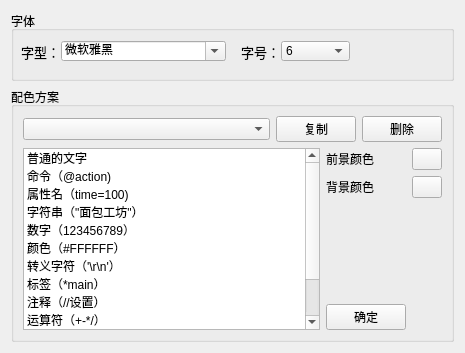
Above: dia/ctextedit.ui from BKEngine/Creator before the change. Below: the same form after it.
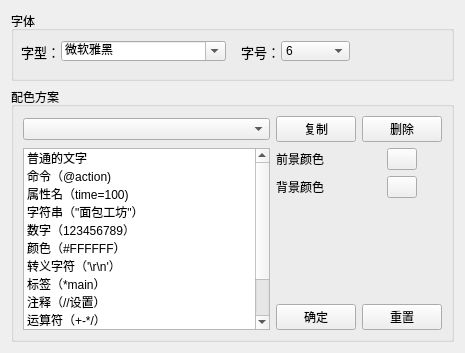
That is the form after the change.

```diff
--- a/dia/ctextedit.ui
+++ b/dia/ctextedit.ui
@@ -351,12 +351,12 @@
               </item>
               <item>
                <property name="text">
-                <string>Begal脚本内容</string>
+                <string>Bagel脚本内容</string>
                </property>
               </item>
              </widget>
             </item>
-            <item row="0" column="4">
+            <item row="0" column="4" alignment="Qt::AlignHCenter">
              <widget class="QPushButton" name="fcbtn">
               <property name="sizePolicy">
                <sizepolicy hsizetype="Fixed" vsizetype="Fixed">
@@ -381,7 +381,7 @@
               </property>
              </widget>
             </item>
-            <item row="1" column="4">
+            <item row="1" column="4" alignment="Qt::AlignHCenter">
              <widget class="QPushButton" name="bcbtn">
               <property name="sizePolicy">
                <sizepolicy hsizetype="Fixed" vsizetype="Fixed">
@@ -417,6 +417,17 @@
               </item>
              </layout>
             </item>
+            <item row="2" column="4">
+             <layout class="QVBoxLayout" name="verticalLayout_6">
+              <item alignment="Qt::AlignBottom">
+               <widget class="QPushButton" name="btnReset">
+                <property name="text">
+                 <string>重置</string>
+                </property>
+               </widget>
+              </item>
+             </layout>
+            </item>
            </layout>
           </item>
          </layout>
```
Left out of the diff: 2 changed lines with no effect on the pictures.
